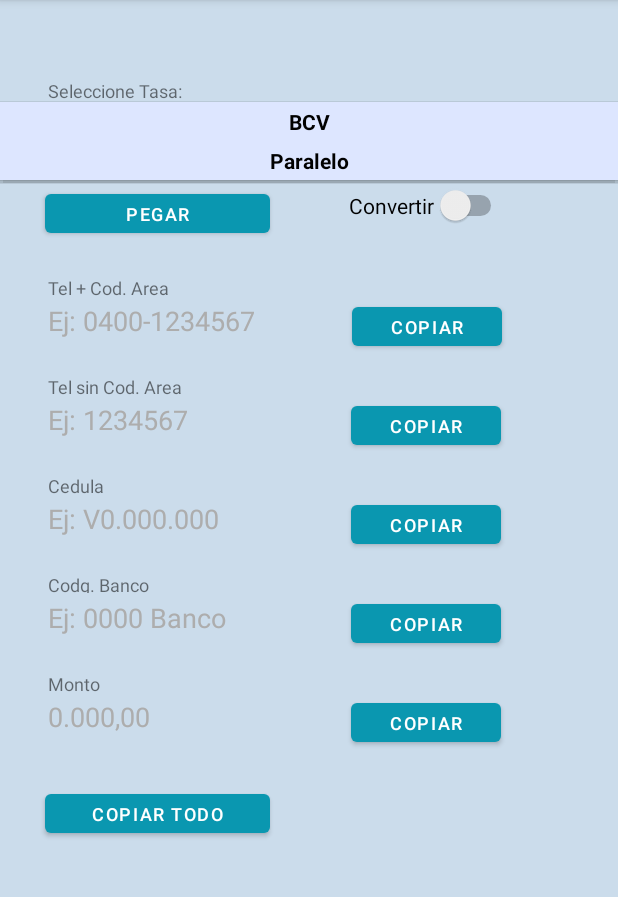
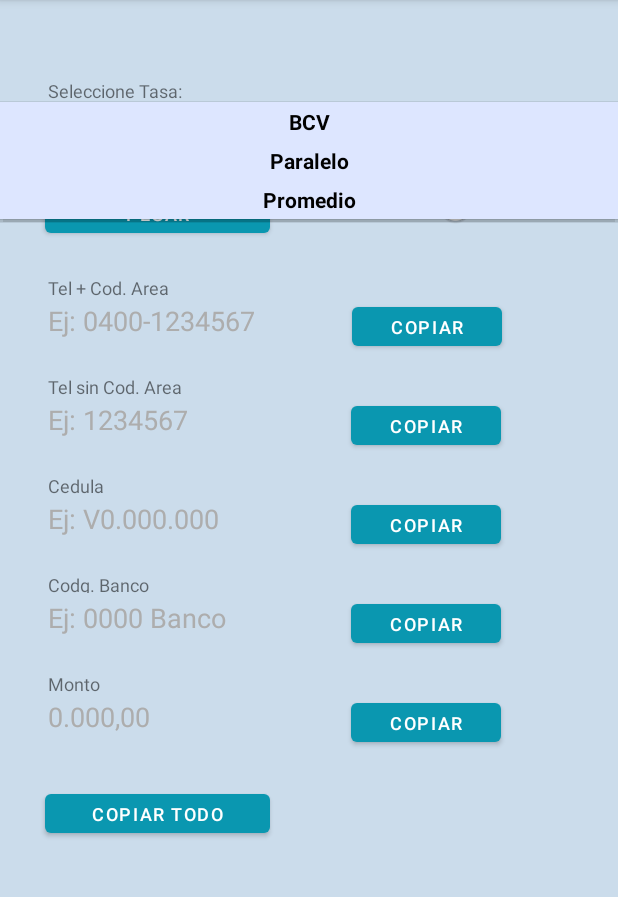
Before and after one commit to Yona-TYT/Copy-and-Paste-Bank, an Android app: the screen it shows after launch (MainActivity), after a tap on "BCV", on a phone screen of 412 x 824 dp, the part 84-981 px from its top. Run offline under Robolectric (Android 15) with nearby library versions, the phone set to English and light mode, and no system bars.

Commit message:
More fix in get price dollar, add priority in dollar

```diff
--- a/app/src/main/java/com/example/copy_paste_bank/DataExtracts.java
+++ b/app/src/main/java/com/example/copy_paste_bank/DataExtracts.java
@@ -415,7 +415,7 @@ public class DataExtracts {
 
     private static String validateMonto(List<String> numList, String rawTx) {
 
-        String[] mony = {"monto_bs","bs","bs.","bolos","bsf","bolivares","monto"};
+        String[] mony = {"monto_bs","bs","bs.","bolos","bsf","bolivares","monto", "dolar", "verdes", "dolares", "$"};
 
         rawTx = rawTx.replaceAll("([\\n\\s])", "_");
         for(String newTx:mony){
--- a/app/src/main/java/com/example/copy_paste_bank/GetDollar.java
+++ b/app/src/main/java/com/example/copy_paste_bank/GetDollar.java
@@ -2,6 +2,7 @@ package com.example.copy_paste_bank;
 
 import android.annotation.SuppressLint;
 import android.content.Context;
+import android.widget.Spinner;
 import android.widget.TextView;
 
 import androidx.fragment.app.FragmentActivity;
@@ -24,33 +25,50 @@ public class GetDollar {
 
     private static Context mContext;
     private static FragmentActivity mActivity;
-    private static int mSelec;
+    private static Spinner mSpinner;
     private static TextView mTextView;
 
-    private static float mDollar = 0;
+    public static List<Float> mDollar = Arrays.asList((float)0, (float)0, (float)0);
 
 
-    static List<String> mUrl = Arrays.asList("https://pydolarve.org/api/v1/dollar?page=bcv", "https://pydolarve.org/api/v1/dollar?page=enparalelovzla");
-    static List<String> mkey = Arrays.asList("usd", "enparalelovzla");
+    static List<String> mUrl = Arrays.asList("https://pydolarve.org/api/v1/dollar?page=bcv", "https://pydolarve.org/api/v1/dollar?page=enparalelovzla", "https://pydolarve.org/api/v1/dollar?page=criptodolar");
+    static List<String> mkey = Arrays.asList("usd", "enparalelovzla", "promedio");
 
-    public GetDollar(Context applicationContext, FragmentActivity mActivity, int mSelec, TextView mTextView) {
+    public GetDollar(Context mContext, FragmentActivity mActivity, Spinner mSpinner, TextView mTextView) {
         this.mContext = mContext;
         this.mActivity = mActivity;
-        this.mSelec = mSelec;
+        this.mSpinner = mSpinner;
         this.mTextView = mTextView;
     }
 
-    public static float getPrice(){
-        return GetDollar.mDollar;
+    public static float getPrice(int idx){
+        return GetDollar.mDollar.get(idx);
     }
 
     public static void urlRun() throws IOException {
 
+        int idx = 0;
+        Request request = new Request.Builder()
+                .url(mUrl.get(idx))
+                .build();
+        setRequest( request, idx);
+
+        idx = 1;
+        request = new Request.Builder()
+                .url(mUrl.get(idx))
+                .build();
+        setRequest( request, idx);
+
+        idx = 2;
+        request = new Request.Builder()
+                .url(mUrl.get(idx))
+                .build();
+        setRequest( request, idx);
+    }
+
+    public static void setRequest(Request request, int idx){
+
         OkHttpClient client = new OkHttpClient();
-
-        Request request = new Request.Builder()
-                .url(mUrl.get(mSelec))
-                .build();
 
         client.newCall(request).enqueue(new Callback() {
             @Override
@@ -63,10 +81,6 @@ public class GetDollar {
 
                 final String myResponse = response.body().string();
 
-                mActivity.runOnUiThread(new Runnable() {
-                    @SuppressLint("SetTextI18n")
-                    @Override
-                    public void run() {
                 try {
                     //JSONObject json = new JSONObject(myResponse);
                     JSONObject json = new JSONObject(myResponse);
@@ -78,21 +92,37 @@ public class GetDollar {
 
                         for (; mKeysB.hasNext(); ) {
                             String mObjB = mKeysB.next();
-                                    if (mObjB.equals(mkey.get(mSelec))) {
+                            if (mObjB.equals(mkey.get(idx))) {
                                 String price = newJson.getJSONObject(mObjB).get("price").toString();
-                                        GetDollar.mDollar = Float.parseFloat(price);
+                                GetDollar.mDollar.set(idx, Float.parseFloat(price));
                                 //Basic.msg("--- " + newJson.getJSONObject(mObjB).get("price"));
-                                        mTextView.setText(Basic.setFormatter(price)+" Bs");
+                                //mTextView.setText(Basic.setFormatter(price)+" Bs");
                             }
                         }
                     }
+                    mActivity.runOnUiThread(new Runnable() {
+                        @SuppressLint("SetTextI18n")
+                        @Override
+                        public void run() {
+                            if(idx == (mUrl.size()-1)) {
+                                List<String> mSpinL1 = Arrays.asList("BCV", "Paralelo", "Promedio");
+                                mTextView.setText(Basic.setFormatter(GetDollar.mDollar.get(idx)) + " Bs");
+                                for (int i = 0; i < mSpinL1.size(); i++) {
+                                    String tx = mSpinL1.get(i) + " " + Basic.setFormatter(GetDollar.mDollar.get(idx));
+                                    //mSpinL1.set(i, tx);
+                                }
+                                SelecAdapter adapt1 = new SelecAdapter(mContext, mSpinL1);
+                                mSpinner.setAdapter(adapt1);
+                            }
+                        }
+                    });
+
                 }
                 catch (JSONException e) {
                     e.printStackTrace();
                 }
             }
         });
-            }
-        });
+
     }
 }
--- a/app/src/main/java/com/example/copy_paste_bank/MainActivity.java
+++ b/app/src/main/java/com/example/copy_paste_bank/MainActivity.java
@@ -50,7 +50,7 @@ public class MainActivity extends AppCompatActivity implements View.OnClickListe
     private TextView mText7;
 
     private Spinner mSpin1;
-    private List<String> mSpinL1 = Arrays.asList("BCV", "Paralelo");
+    private List<String> mSpinL1 = Arrays.asList("BCV", "Paralelo", "Promedio");
     private int currSel1 = 0;
 
     private Switch mSw1;
@@ -100,24 +100,28 @@ public class MainActivity extends AppCompatActivity implements View.OnClickListe
 
         mSw1.setChecked(false);
 
-        //Para la lista del selector Tipo Moneda ------------------------------------------------------
+        GetDollar mGet = new GetDollar(getApplicationContext(), MainActivity.this, mSpin1 , mText7);
+        try {
+            GetDollar.urlRun();
+        } catch (IOException e) {
+            throw new RuntimeException(e);
+        }
+
+
+        //Para la lista de Monjitores de dolar ------------------------------------------------------
         SelecAdapter adapt1 = new SelecAdapter(this, mSpinL1);
         mSpin1.setAdapter(adapt1);
         //mSpin1.setSelection(currSel1); //Set La Moneda como default
         mSpin1.setOnItemSelectedListener(new AdapterView.OnItemSelectedListener() {
+            @SuppressLint("SetTextI18n")
             @Override
             public void onItemSelected(AdapterView<?> adapterView, View view, int i, long l) {
                 currSel1 = i;
                 mSw1.setChecked(false);
                 isConv = false;
                 mText5.setText(formatNumber(mResList[4], false));   //Monto
+                mText7.setText(Basic.setFormatter(GetDollar.mDollar.get(i))+" Bs");
 
-                GetDollar mGet = new GetDollar(getApplicationContext(), MainActivity.this, i , mText7);
-                try {
-                    GetDollar.urlRun();
-                } catch (IOException e) {
-                    throw new RuntimeException(e);
-                }
             }
             @Override
             public void onNothingSelected(AdapterView<?> adapterView) {
@@ -142,7 +146,7 @@ public class MainActivity extends AppCompatActivity implements View.OnClickListe
         if (itemId == R.id.switch1) {
             isConv = !isConv;
 
-            if(GetDollar.getPrice() <= 0){
+            if(GetDollar.getPrice(currSel1) <= 0){
                 isConv = false;
                 mSw1.setChecked(false);
                 Basic.msg("Error obteniendo precio del DOLAR");
@@ -170,7 +174,7 @@ public class MainActivity extends AppCompatActivity implements View.OnClickListe
                     } catch (ParseException e) {
                         throw new RuntimeException(e);
                     }
-                    value *= GetDollar.getPrice();
+                    value *= GetDollar.getPrice(currSel1);
                     mText5.setText(Basic.setFormatter(value));   //Monto
 
                     ClipData clipData = ClipData.newPlainText("Clip Data", mResList[0] + "\n" + mResList[2] + "\n" + mResList[3]+ "\n" + Basic.setFormatter(value));
@@ -296,9 +300,14 @@ public class MainActivity extends AppCompatActivity implements View.OnClickListe
                 Basic.msg("No se encontraron DATOS!");
             }
             else {
+                //Se apaga el sw
+                isConv = false;
+                mSw1.setChecked(false);
+
                 ClipData clipData = ClipData.newPlainText("Clip Data", mResList[0] + "\n" + mResList[2] + "\n" + mResList[3]+ "\n" + mResList[4]);
                 clipboard.setPrimaryClip(clipData);
                 Basic.msg("Pegado y copiado al portapapeles.");
+
             }
         }
     }
```
Also changed, not shown: 2 other files. Lines whose indentation alone changed are shown as unchanged.
